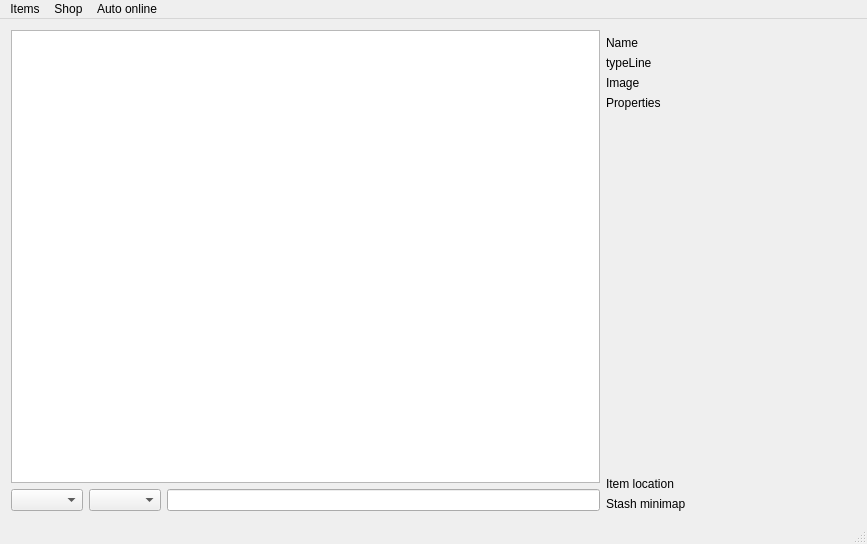
xyzz/acquisition, file forms/mainwindow.ui: the form before one commit.
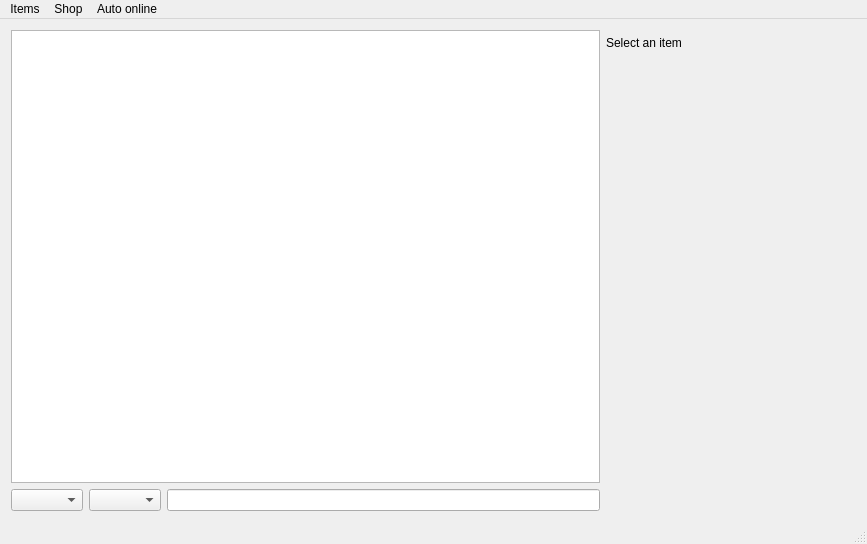
The form after the commit.

Commit message: Replace placeholder text in the right column with "select an item".

```diff
--- a/forms/mainwindow.ui
+++ b/forms/mainwindow.ui
@@ -60,25 +60,16 @@
           <item>
            <widget class="QLabel" name="nameLabel">
             <property name="text">
-             <string>Name</string>
+             <string>Select an item</string>
             </property>
            </widget>
           </item>
           <item>
            <widget class="QLabel" name="typeLineLabel">
-            <property name="text">
-             <string>typeLine</string>
-            </property>
            </widget>
           </item>
           <item>
            <widget class="QLabel" name="imageLabel">
-            <property name="text">
-             <string>Image</string>
-            </property>
-            <property name="openExternalLinks">
-             <bool>false</bool>
-            </property>
            </widget>
           </item>
           <item>
@@ -89,9 +80,6 @@
               <height>16777215</height>
              </size>
             </property>
-            <property name="text">
-             <string>Properties</string>
-            </property>
             <property name="wordWrap">
              <bool>true</bool>
             </property>
@@ -112,16 +100,10 @@
           </item>
           <item>
            <widget class="QLabel" name="locationLabel">
-            <property name="text">
-             <string>Item location</string>
-            </property>
            </widget>
           </item>
           <item>
            <widget class="QLabel" name="minimapLabel">
-            <property name="text">
-             <string>Stash minimap</string>
-            </property>
            </widget>
           </item>
          </layout>
```
